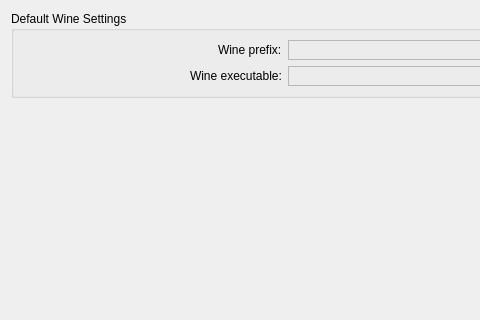
Before: the Qt Designer form resources/ui/components/tabs/settings/linux.ui in RareDevs/Rare, drawn with Qt 5; both pictures show x 0 to 480 and y 0 to 320 of the 569 by 454 pixel window.
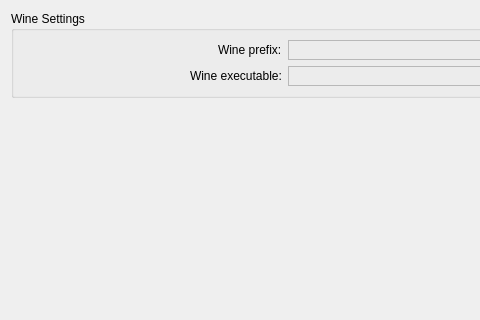
After: the same form once the commit is applied.

What changed in the file:
```diff
--- a/resources/ui/components/tabs/settings/linux.ui
+++ b/resources/ui/components/tabs/settings/linux.ui
@@ -20,7 +20,7 @@
    <item row="0" column="0">
     <widget class="QGroupBox" name="gb_wine">
      <property name="title">
-      <string>Default Wine Settings</string>
+      <string>Wine Settings</string>
      </property>
      <layout class="QGridLayout" name="layout_wine">
       <item row="1" column="0" alignment="Qt::AlignRight">
```
